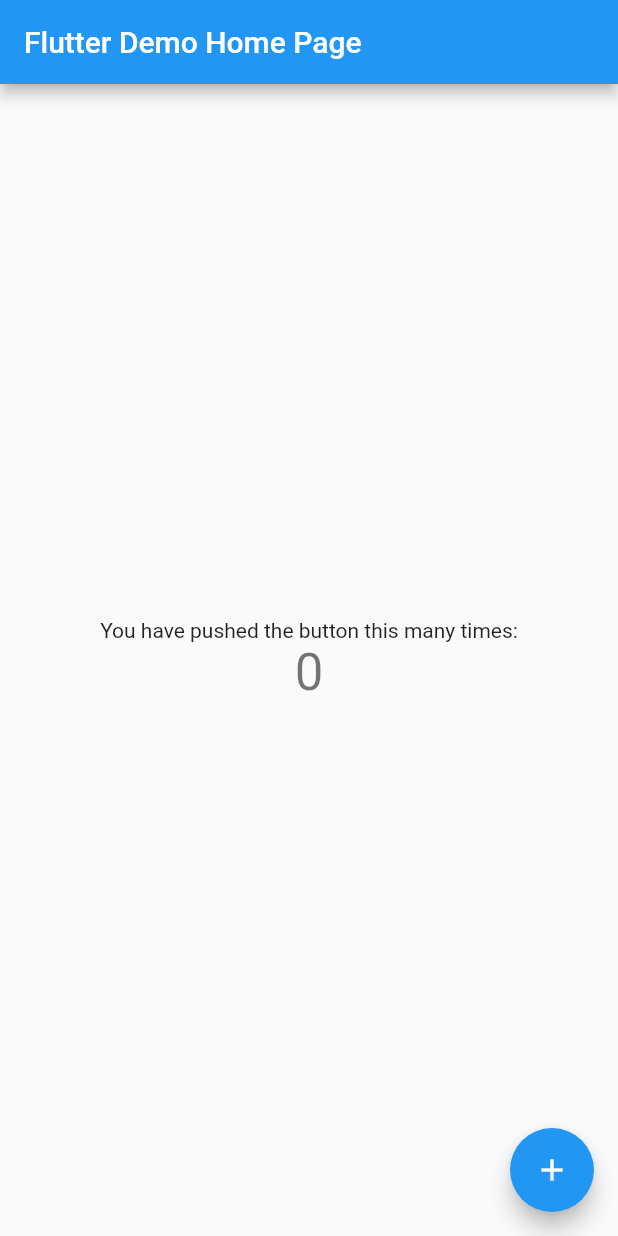
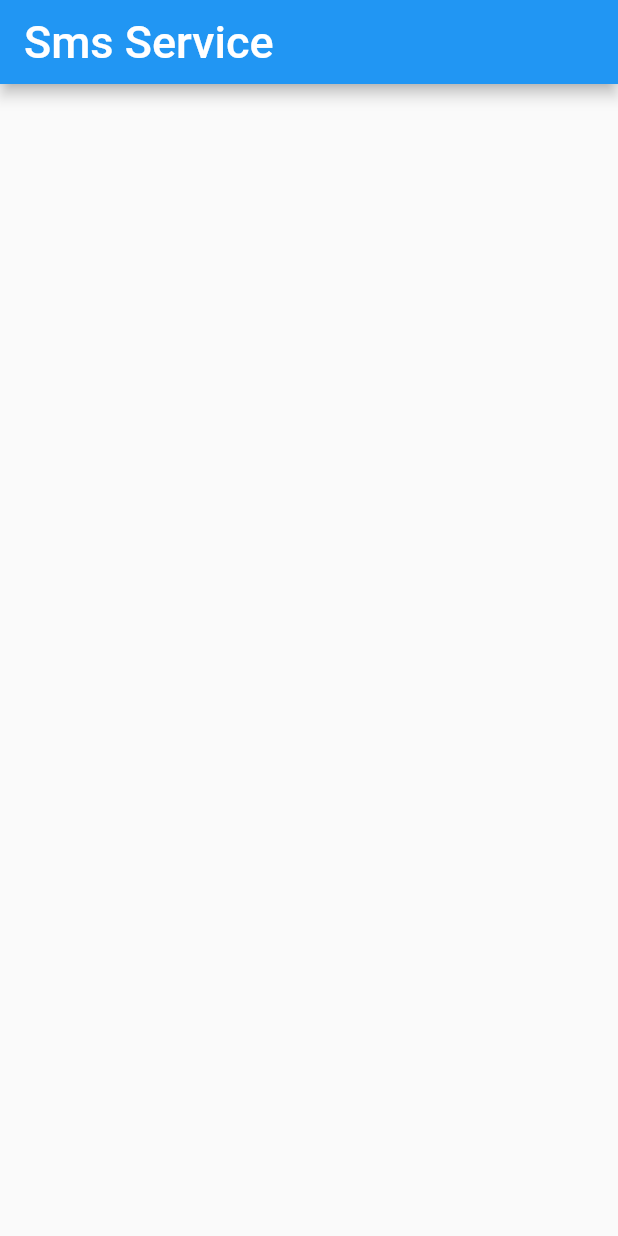
Before and after one commit to apujayed/bg_sms, a Flutter app: the screen it shows after launch, on a phone screen of 412 x 824 dp. Run offline on Flutter 3.47's test engine with Material 2 defaults, Android fonts, the phone set to English and light mode, and no system bars; missing offline and left inert: flutter_background_service, sms.

Commit message:
sms_pkg_added

```diff
--- a/lib/main.dart
+++ b/lib/main.dart
@@ -1,8 +1,9 @@
 import 'dart:async';
 import 'dart:ui';
 
+import 'package:flutter_background_service/flutter_background_service.dart';
 import 'package:flutter/material.dart';
-import 'package:flutter_background_service/flutter_background_service.dart';
+import 'package:sms/sms.dart';
 
 Future<void> main() async {
   WidgetsFlutterBinding.ensureInitialized();
@@ -51,9 +52,11 @@
 
   // SharedPreferences preferences = await SharedPreferences.getInstance();
   // await preferences.setString("hello", "world");
-
+  // SmsReceiver receiver = new SmsReceiver();
+  // receiver.onSmsReceived.listen((SmsMessage msg) => print(msg.body));
   Timer.periodic(Duration(seconds: 2), (timer) {
-    print("object");
+   SmsReceiver receiver = new SmsReceiver();
+   receiver.onSmsReceived.listen((SmsMessage msg) => print(msg.body));
   });
   // if (service is AndroidServiceInstance) {
   //   service.on('setAsForeground').listen((event) {
@@ -77,105 +80,54 @@
   @override
   Widget build(BuildContext context) {
     return MaterialApp(
-      title: 'Flutter Demo',
-      theme: ThemeData(
-        // This is the theme of your application.
-        //
-        // Try running your application with "flutter run". You'll see the
-        // application has a blue toolbar. Then, without quitting the app, try
-        // changing the primarySwatch below to Colors.green and then invoke
-        // "hot reload" (press "r" in the console where you ran "flutter run",
-        // or simply save your changes to "hot reload" in a Flutter IDE).
-        // Notice that the counter didn't reset back to zero; the application
-        // is not restarted.
-        primarySwatch: Colors.blue,
-      ),
-      home: const MyHomePage(title: 'Flutter Demo Home Page'),
+        title: 'Flutter Demo',
+        theme: ThemeData(
+          primarySwatch: Colors.blue,
+        ),
+        home: SmsGet());
+  }
+}
+
+class SmsGet extends StatefulWidget {
+  const SmsGet({Key? key}) : super(key: key);
+
+  @override
+  State<SmsGet> createState() => _SmsGetState();
+}
+
+class _SmsGetState extends State<SmsGet> {
+  var sms = [];
+  @override
+  void initState() {
+    super.initState();
+    startService();
+  }
+
+  startService() {
+    SmsReceiver receiver = SmsReceiver();
+    receiver.onSmsReceived!.listen((SmsMessage msg) {
+      print('Sms received: ${msg.body}');
+
+
+    });
+  }
+
+  // sendSmsToServer(String num, amount) async {
+  //   var urlx = 'http://server.fahimtraders.com/smssend';
+  //   var url = Uri.parse(urlx);
+
+  //   var response = await http.post(
+  //     url,
+  //     body: {"number": num, "amount": amount},
+  //   );
+  //   print(response.body);
+  // }
+
+  @override
+  Widget build(BuildContext context) {
+    return Scaffold(
+      appBar:
+          AppBar(title: Text('Sms Service', style: TextStyle(fontSize: 30))),
     );
   }
 }
-
-class MyHomePage extends StatefulWidget {
-  const MyHomePage({Key? key, required this.title}) : super(key: key);
-
-  // This widget is the home page of your application. It is stateful, meaning
-  // that it has a State object (defined below) that contains fields that affect
-  // how it looks.
-
-  // This class is the configuration for the state. It holds the values (in this
-  // case the title) provided by the parent (in this case the App widget) and
-  // used by the build method of the State. Fields in a Widget subclass are
-  // always marked "final".
-
-  final String title;
-
-  @override
-  State<MyHomePage> createState() => _MyHomePageState();
-}
-
-class _MyHomePageState extends State<MyHomePage> {
-  int _counter = 0;
-
-  void _incrementCounter() {
-    setState(() {
-      // This call to setState tells the Flutter framework that something has
-      // changed in this State, which causes it to rerun the build method below
-      // so that the display can reflect the updated values. If we changed
-      // _counter without calling setState(), then the build method would not be
-      // called again, and so nothing would appear to happen.
-      _counter++;
-    });
-  }
-
-  @override
-  Widget build(BuildContext context) {
-    // This method is rerun every time setState is called, for instance as done
-    // by the _incrementCounter method above.
-    //
-    // The Flutter framework has been optimized to make rerunning build methods
-    // fast, so that you can just rebuild anything that needs updating rather
-    // than having to individually change instances of widgets.
-    return Scaffold(
-      appBar: AppBar(
-        // Here we take the value from the MyHomePage object that was created by
-        // the App.build method, and use it to set our appbar title.
-        title: Text(widget.title),
-      ),
-      body: Center(
-        // Center is a layout widget. It takes a single child and positions it
-        // in the middle of the parent.
-        child: Column(
-          // Column is also a layout widget. It takes a list of children and
-          // arranges them vertically. By default, it sizes itself to fit its
-          // children horizontally, and tries to be as tall as its parent.
-          //
-          // Invoke "debug painting" (press "p" in the console, choose the
-          // "Toggle Debug Paint" action from the Flutter Inspector in Android
-          // Studio, or the "Toggle Debug Paint" command in Visual Studio Code)
-          // to see the wireframe for each widget.
-          //
-          // Column has various properties to control how it sizes itself and
-          // how it positions its children. Here we use mainAxisAlignment to
-          // center the children vertically; the main axis here is the vertical
-          // axis because Columns are vertical (the cross axis would be
-          // horizontal).
-          mainAxisAlignment: MainAxisAlignment.center,
-          children: <Widget>[
-            const Text(
-              'You have pushed the button this many times:',
-            ),
-            Text(
-              '$_counter',
-              style: Theme.of(context).textTheme.headline4,
-            ),
-          ],
-        ),
-      ),
-      floatingActionButton: FloatingActionButton(
-        onPressed: _incrementCounter,
-        tooltip: 'Increment',
-        child: const Icon(Icons.add),
-      ), // This trailing comma makes auto-formatting nicer for build methods.
-    );
-  }
-}
--- a/pubspec.yaml
+++ b/pubspec.yaml
@@ -36,6 +36,7 @@
   cupertino_icons: ^1.0.2
   sms_receiver: ^0.4.1
   flutter_background_service: ^2.1.0
+  sms: ^0.2.4
 
 dev_dependencies:
   flutter_test:
```
Also changed, not shown: pubspec.lock.
